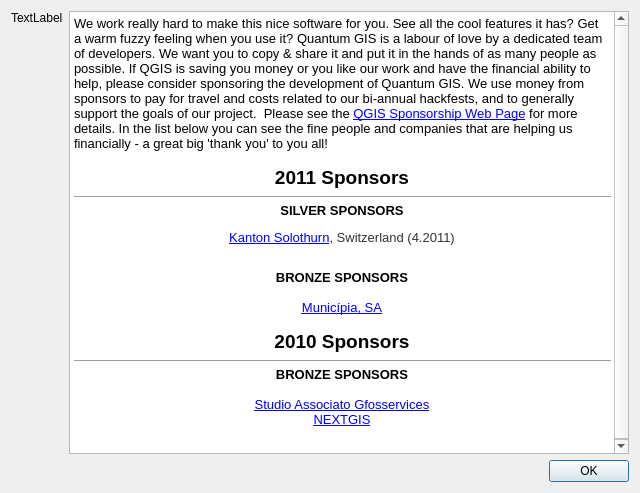
Above: src/ui/qgssponsorsbase.ui from kadas-albireo/kadas-albireo before the change. Below: the same form after it.
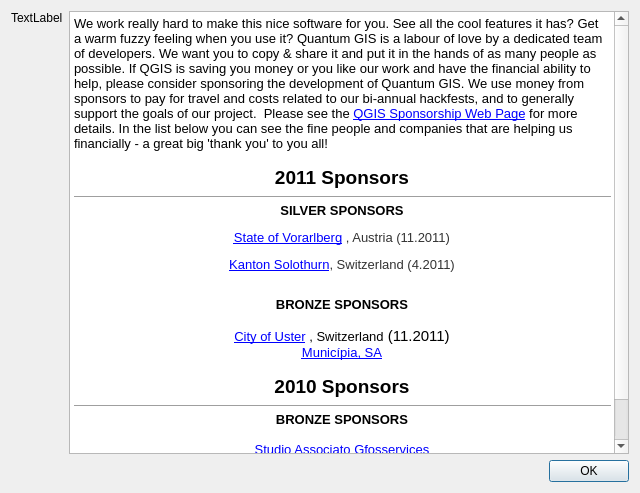
That is the form after the change.

Commit message: Backport 1.7 changelog changes and updated sponsors to include Uster

What changed in the file:
```diff
--- a/src/ui/qgssponsorsbase.ui
+++ b/src/ui/qgssponsorsbase.ui
@@ -33,25 +33,27 @@
       <string>&lt;!DOCTYPE HTML PUBLIC &quot;-//W3C//DTD HTML 4.0//EN&quot; &quot;http://www.w3.org/TR/REC-html40/strict.dtd&quot;&gt;
 &lt;html&gt;&lt;head&gt;&lt;meta name=&quot;qrichtext&quot; content=&quot;1&quot; /&gt;&lt;style type=&quot;text/css&quot;&gt;
 p, li { white-space: pre-wrap; }
-&lt;/style&gt;&lt;/head&gt;&lt;body style=&quot; font-family:'MS Shell Dlg 2'; font-size:8.25pt; font-weight:400; font-style:normal;&quot;&gt;
-&lt;p style=&quot; margin-top:0px; margin-bottom:0px; margin-left:0px; margin-right:0px; -qt-block-indent:0; text-indent:0px;&quot;&gt;&lt;span style=&quot; font-family:'Ubuntu'; font-size:10pt;&quot;&gt;We work really hard to make this nice software for you. See all the cool features it has? Get a warm fuzzy feeling when you use it? Quantum GIS is a labour of love by a dedicated team of developers. We want you to copy &amp;amp; share it and put it in the hands of as many people as possible. If QGIS is saving you money or you like our work and have the financial ability to help, please consider sponsoring the development of Quantum GIS. We use money from sponsors to pay for travel and costs related to our bi-annual hackfests, and to generally support the goals of our project.  Please see the &lt;/span&gt;&lt;a href=&quot;http://qgis.org/en/sponsorship.html&quot;&gt;&lt;span style=&quot; font-family:'Ubuntu'; font-size:10pt; text-decoration: underline; color:#0000ff;&quot;&gt;QGIS Sponsorship Web Page&lt;/span&gt;&lt;/a&gt;&lt;span style=&quot; font-family:'Ubuntu'; font-size:10pt;&quot;&gt; for more details. In the list below you can see the fine people and companies that are helping us financially - a great big 'thank you' to you all!&lt;/span&gt;&lt;/p&gt;
-&lt;p align=&quot;center&quot; style=&quot;-qt-paragraph-type:empty; margin-top:0px; margin-bottom:0px; margin-left:0px; margin-right:0px; -qt-block-indent:0; text-indent:0px; font-family:'Ubuntu'; font-size:10pt;&quot;&gt;&lt;/p&gt;
-&lt;p align=&quot;center&quot; style=&quot; margin-top:0px; margin-bottom:0px; margin-left:0px; margin-right:0px; -qt-block-indent:0; text-indent:0px;&quot;&gt;&lt;span style=&quot; font-family:'Ubuntu'; font-size:14pt; font-weight:600;&quot;&gt;2011 Sponsors&lt;/span&gt;&lt;/p&gt;
+&lt;/style&gt;&lt;/head&gt;&lt;body style=&quot; font-family:'Ubuntu'; font-size:11pt; font-weight:400; font-style:normal;&quot;&gt;
+&lt;p style=&quot; margin-top:0px; margin-bottom:0px; margin-left:0px; margin-right:0px; -qt-block-indent:0; text-indent:0px;&quot;&gt;&lt;span style=&quot; font-size:10pt;&quot;&gt;We work really hard to make this nice software for you. See all the cool features it has? Get a warm fuzzy feeling when you use it? Quantum GIS is a labour of love by a dedicated team of developers. We want you to copy &amp;amp; share it and put it in the hands of as many people as possible. If QGIS is saving you money or you like our work and have the financial ability to help, please consider sponsoring the development of Quantum GIS. We use money from sponsors to pay for travel and costs related to our bi-annual hackfests, and to generally support the goals of our project.  Please see the &lt;/span&gt;&lt;a href=&quot;http://qgis.org/en/sponsorship.html&quot;&gt;&lt;span style=&quot; font-size:10pt; text-decoration: underline; color:#0000ff;&quot;&gt;QGIS Sponsorship Web Page&lt;/span&gt;&lt;/a&gt;&lt;span style=&quot; font-size:10pt;&quot;&gt; for more details. In the list below you can see the fine people and companies that are helping us financially - a great big 'thank you' to you all!&lt;/span&gt;&lt;/p&gt;
+&lt;p align=&quot;center&quot; style=&quot;-qt-paragraph-type:empty; margin-top:0px; margin-bottom:0px; margin-left:0px; margin-right:0px; -qt-block-indent:0; text-indent:0px; font-size:10pt;&quot;&gt;&lt;/p&gt;
+&lt;p align=&quot;center&quot; style=&quot; margin-top:0px; margin-bottom:0px; margin-left:0px; margin-right:0px; -qt-block-indent:0; text-indent:0px;&quot;&gt;&lt;span style=&quot; font-size:14pt; font-weight:600;&quot;&gt;2011 Sponsors&lt;/span&gt;&lt;/p&gt;
 &lt;hr /&gt;
-&lt;p align=&quot;center&quot; style=&quot; margin-top:0px; margin-bottom:0px; margin-left:0px; margin-right:0px; -qt-block-indent:0; text-indent:0px;&quot;&gt;&lt;span style=&quot; font-size:10pt; font-weight:600;&quot;&gt;SILVER SPONSORS&lt;/span&gt;&lt;/p&gt;
+&lt;p align=&quot;center&quot; style=&quot; margin-top:0px; margin-bottom:0px; margin-left:0px; margin-right:0px; -qt-block-indent:0; text-indent:0px;&quot;&gt;&lt;span style=&quot; font-family:'MS Shell Dlg 2'; font-size:10pt; font-weight:600;&quot;&gt;SILVER SPONSORS&lt;/span&gt;&lt;/p&gt;
+&lt;p align=&quot;center&quot; style=&quot; margin-top:12px; margin-bottom:12px; margin-left:0px; margin-right:0px; -qt-block-indent:0; text-indent:0px;&quot;&gt;&lt;a href=&quot;http://www.vorarlberg.at&quot;&gt;&lt;span style=&quot; font-family:'Courier New,courier'; font-size:10pt; text-decoration: underline; color:#0000ff;&quot;&gt;State of Vorarlberg&lt;/span&gt;&lt;/a&gt;&lt;span style=&quot; font-family:'Courier New,courier'; font-size:10pt;&quot;&gt; &lt;/span&gt;&lt;span style=&quot; font-family:'Courier New,courier'; font-size:10pt; color:#333333;&quot;&gt;, Austria (11.2011)&lt;/span&gt;&lt;/p&gt;
 &lt;p align=&quot;center&quot; style=&quot; margin-top:12px; margin-bottom:12px; margin-left:0px; margin-right:0px; -qt-block-indent:0; text-indent:0px;&quot;&gt;&lt;a href=&quot;http://www.agi.so.ch&quot;&gt;&lt;span style=&quot; font-family:'Courier New,courier'; font-size:10pt; text-decoration: underline; color:#0000ff;&quot;&gt;Kanton Solothurn&lt;/span&gt;&lt;/a&gt;&lt;span style=&quot; font-family:'Courier New,courier'; font-size:10pt; color:#333333;&quot;&gt;, Switzerland (4.2011)&lt;/span&gt;&lt;/p&gt;
-&lt;p align=&quot;center&quot; style=&quot;-qt-paragraph-type:empty; margin-top:0px; margin-bottom:0px; margin-left:0px; margin-right:0px; -qt-block-indent:0; text-indent:0px; font-size:8pt;&quot;&gt;&lt;/p&gt;
-&lt;p align=&quot;center&quot; style=&quot; margin-top:0px; margin-bottom:0px; margin-left:0px; margin-right:0px; -qt-block-indent:0; text-indent:0px;&quot;&gt;&lt;span style=&quot; font-family:'Ubuntu'; font-size:10pt; font-weight:600;&quot;&gt;BRONZE SPONSORS&lt;/span&gt;&lt;/p&gt;
-&lt;p style=&quot;-qt-paragraph-type:empty; margin-top:0px; margin-bottom:0px; margin-left:0px; margin-right:0px; -qt-block-indent:0; text-indent:0px; font-family:'Ubuntu'; font-size:10pt; font-weight:600;&quot;&gt;&lt;/p&gt;
+&lt;p align=&quot;center&quot; style=&quot;-qt-paragraph-type:empty; margin-top:0px; margin-bottom:0px; margin-left:0px; margin-right:0px; -qt-block-indent:0; text-indent:0px; font-family:'MS Shell Dlg 2'; font-size:8pt;&quot;&gt;&lt;/p&gt;
+&lt;p align=&quot;center&quot; style=&quot; margin-top:0px; margin-bottom:0px; margin-left:0px; margin-right:0px; -qt-block-indent:0; text-indent:0px;&quot;&gt;&lt;span style=&quot; font-size:10pt; font-weight:600;&quot;&gt;BRONZE SPONSORS&lt;/span&gt;&lt;/p&gt;
+&lt;p style=&quot;-qt-paragraph-type:empty; margin-top:0px; margin-bottom:0px; margin-left:0px; margin-right:0px; -qt-block-indent:0; text-indent:0px; font-size:10pt; font-weight:600;&quot;&gt;&lt;/p&gt;
+&lt;p align=&quot;center&quot; style=&quot; margin-top:0px; margin-bottom:0px; margin-left:0px; margin-right:0px; -qt-block-indent:0; text-indent:0px;&quot;&gt;&lt;a href=&quot;http://gis.uster.ch/&quot;&gt;&lt;span style=&quot; font-family:'Helvetica,Arial,sans-serif'; font-size:10pt; text-decoration: underline; color:#0000ff;&quot;&gt;City of Uster&lt;/span&gt;&lt;/a&gt;&lt;span style=&quot; font-family:'Helvetica,Arial,sans-serif'; font-size:10pt; color:#0000ff;&quot;&gt; &lt;/span&gt;&lt;span style=&quot; font-family:'Helvetica,Arial,sans-serif'; font-size:10pt; color:#000000;&quot;&gt;, Switzerland&lt;/span&gt;&lt;span style=&quot; font-family:'Helvetica,Arial,sans-serif'; color:#000000;&quot;&gt; (11.2011)&lt;/span&gt;&lt;/p&gt;
 &lt;p align=&quot;center&quot; style=&quot; margin-top:0px; margin-bottom:0px; margin-left:0px; margin-right:0px; -qt-block-indent:0; text-indent:0px;&quot;&gt;&lt;a href=&quot;http://www.municipia.pt&quot;&gt;&lt;span style=&quot; font-family:'Sans'; font-size:10pt; text-decoration: underline; color:#0000ff;&quot;&gt;Municípia, SA&lt;/span&gt;&lt;/a&gt;&lt;/p&gt;
-&lt;p align=&quot;center&quot; style=&quot;-qt-paragraph-type:empty; margin-top:0px; margin-bottom:0px; margin-left:0px; margin-right:0px; -qt-block-indent:0; text-indent:0px; font-family:'Ubuntu'; font-size:10pt;&quot;&gt;&lt;/p&gt;
-&lt;p align=&quot;center&quot; style=&quot; margin-top:0px; margin-bottom:0px; margin-left:0px; margin-right:0px; -qt-block-indent:0; text-indent:0px;&quot;&gt;&lt;span style=&quot; font-family:'Ubuntu'; font-size:14pt; font-weight:600;&quot;&gt;2010 Sponsors&lt;/span&gt;&lt;/p&gt;
+&lt;p align=&quot;center&quot; style=&quot;-qt-paragraph-type:empty; margin-top:0px; margin-bottom:0px; margin-left:0px; margin-right:0px; -qt-block-indent:0; text-indent:0px; font-size:10pt;&quot;&gt;&lt;/p&gt;
+&lt;p align=&quot;center&quot; style=&quot; margin-top:0px; margin-bottom:0px; margin-left:0px; margin-right:0px; -qt-block-indent:0; text-indent:0px;&quot;&gt;&lt;span style=&quot; font-size:14pt; font-weight:600;&quot;&gt;2010 Sponsors&lt;/span&gt;&lt;/p&gt;
 &lt;hr /&gt;
-&lt;p align=&quot;center&quot; style=&quot; margin-top:0px; margin-bottom:0px; margin-left:0px; margin-right:0px; -qt-block-indent:0; text-indent:0px;&quot;&gt;&lt;span style=&quot; font-family:'Ubuntu'; font-size:10pt; font-weight:600;&quot;&gt;BRONZE SPONSORS&lt;/span&gt;&lt;/p&gt;
-&lt;p style=&quot;-qt-paragraph-type:empty; margin-top:0px; margin-bottom:0px; margin-left:0px; margin-right:0px; -qt-block-indent:0; text-indent:0px; font-family:'Ubuntu'; font-size:10pt; font-weight:600;&quot;&gt;&lt;/p&gt;
+&lt;p align=&quot;center&quot; style=&quot; margin-top:0px; margin-bottom:0px; margin-left:0px; margin-right:0px; -qt-block-indent:0; text-indent:0px;&quot;&gt;&lt;span style=&quot; font-size:10pt; font-weight:600;&quot;&gt;BRONZE SPONSORS&lt;/span&gt;&lt;/p&gt;
+&lt;p style=&quot;-qt-paragraph-type:empty; margin-top:0px; margin-bottom:0px; margin-left:0px; margin-right:0px; -qt-block-indent:0; text-indent:0px; font-size:10pt; font-weight:600;&quot;&gt;&lt;/p&gt;
 &lt;p align=&quot;center&quot; style=&quot; margin-top:0px; margin-bottom:0px; margin-left:0px; margin-right:0px; -qt-block-indent:0; text-indent:0px;&quot;&gt;&lt;a href=&quot;http://www.gfosservices.com&quot;&gt;&lt;span style=&quot; font-family:'Sans'; font-size:10pt; text-decoration: underline; color:#0000ff;&quot;&gt;Studio Associato Gfosservices&lt;/span&gt;&lt;/a&gt;&lt;/p&gt;
 &lt;p align=&quot;center&quot; style=&quot; margin-top:0px; margin-bottom:0px; margin-left:0px; margin-right:0px; -qt-block-indent:0; text-indent:0px;&quot;&gt;&lt;a href=&quot;http://nextgis.org&quot;&gt;&lt;span style=&quot; font-family:'Sans'; font-size:10pt; text-decoration: underline; color:#0000ff;&quot;&gt;NEXTGIS&lt;/span&gt;&lt;/a&gt;&lt;/p&gt;
-&lt;p style=&quot;-qt-paragraph-type:empty; margin-top:0px; margin-bottom:0px; margin-left:0px; margin-right:0px; -qt-block-indent:0; text-indent:0px; font-family:'Ubuntu'; font-size:14pt; font-weight:600;&quot;&gt;&lt;/p&gt;&lt;/body&gt;&lt;/html&gt;</string>
+&lt;p style=&quot;-qt-paragraph-type:empty; margin-top:0px; margin-bottom:0px; margin-left:0px; margin-right:0px; -qt-block-indent:0; text-indent:0px; font-size:14pt; font-weight:600;&quot;&gt;&lt;/p&gt;&lt;/body&gt;&lt;/html&gt;</string>
      </property>
      <property name="openExternalLinks">
       <bool>true</bool>
```
The commit also changes 3 other files.
